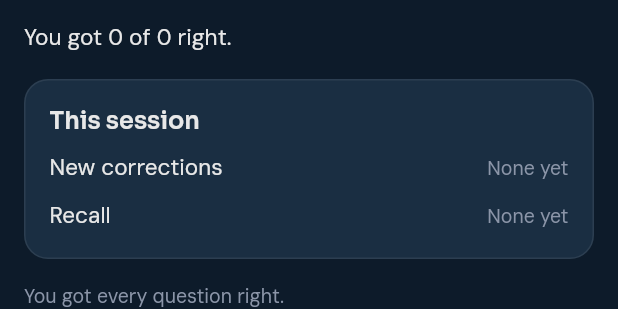
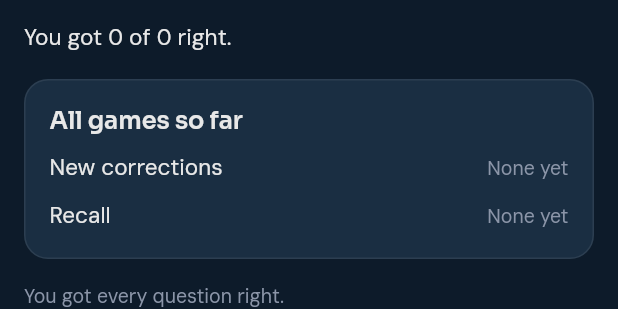
Before and after one commit to Thow76/spanish_companion_games, a Flutter app: the SessionSummaryView widget shown alone on an empty page, opened directly with empty values, on a phone screen of 412 x 824 dp. Shown: the part 176-485 px from the top of the screen. Run offline on Flutter 3.47's test engine with Material 3 defaults, Android fonts, the phone set to English and light mode, and no system bars; our stand-ins replace flutter_svg.

Commit message:
B7: rename the session card heading to "All games so far"
On laptop the side panel is already headed "This session" (the round),
so the app-session card had the same heading for a different count.

Co-Authored-By: Claude Opus 5.5 <noreply@anthropic.com>
Claude-Session: https://claude.ai/code/session_013ZMUHdg67naF1Q7Dn4Cnn6

```diff
--- a/lib/screens/session_summary_view.dart
+++ b/lib/screens/session_summary_view.dart
@@ -2,7 +2,7 @@
 /// been checked and "See results" pressed.
 ///
 /// - "Session complete" and this round's score ("You got 2 of 3 right.").
-/// - "This session": the score for everything answered since the app was
+/// - "All games so far": the score for everything answered since the app was
 ///   opened, split into "New corrections" (phase 1) and "Recall" (phase 2),
 ///   from the shared [SessionTally].
 /// - "To look at again": each question got wrong this round, with the
@@ -55,7 +55,7 @@ class SessionSummaryView extends StatelessWidget {
   final SessionTally? session;
 
   static const String title = 'Session complete';
-  static const String sessionHeading = 'This session';
+  static const String sessionHeading = 'All games so far';
   static const String wrongHeading = 'To look at again';
   static const String wrongCaption =
       'The questions you got wrong this round, with the answer.';
@@ -129,7 +129,7 @@ class SessionSummaryView extends StatelessWidget {
   }
 }
 
-/// "This session" with one line per phase: "New corrections  2 of 3 right",
+/// "All games so far" with one line per phase: "New corrections  2 of 3 right",
 /// "Recall  None yet".
 class _SessionScores extends StatelessWidget {
   const _SessionScores({required this.tally});
```
